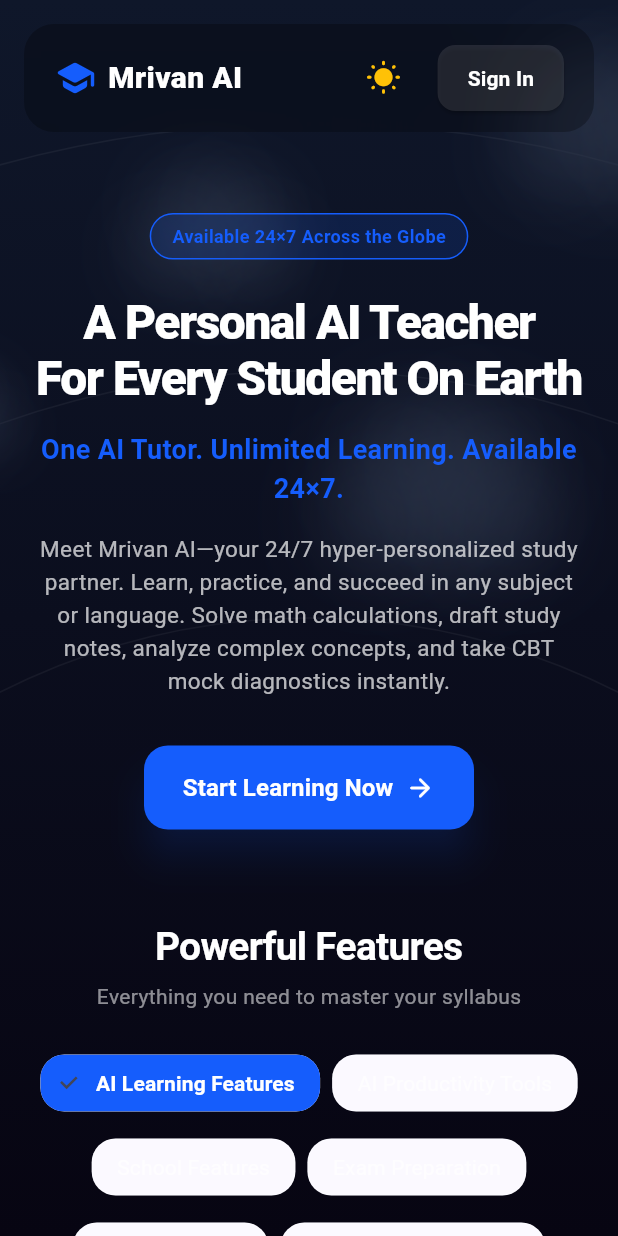
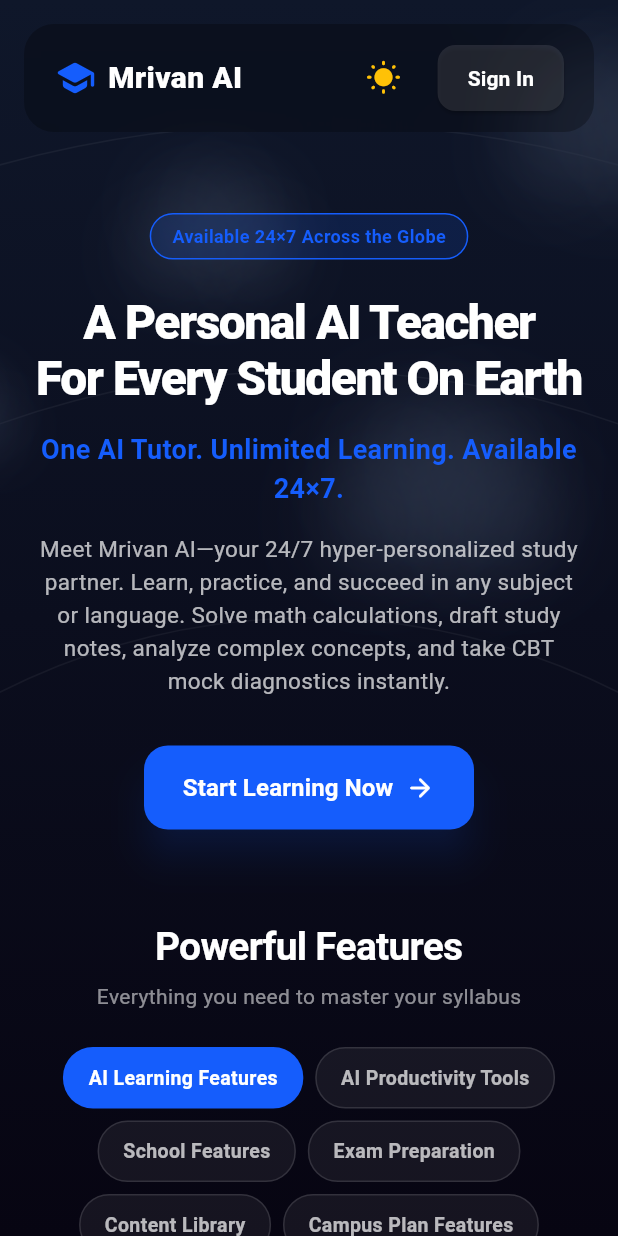
Before and after one commit to ashvinchavara/Mrivan-AI, a Flutter app: the screen it shows after launch, after a tap on the "nights stay" icon, on a phone screen of 412 x 824 dp. Run offline on Flutter 3.47's test engine with Material 3 defaults, Android fonts, the phone set to English and light mode, and no system bars; our stand-ins replace google_sign_in, supabase_flutter; accounts and stored records are empty.

Commit message:
feat: implement horizontal slide in/out animations for pricing cards and resolve styling/contrast issues

```diff
--- a/mrivan_ai/lib/presentation/screens/auth/landing_page.dart
+++ b/mrivan_ai/lib/presentation/screens/auth/landing_page.dart
@@ -313,6 +313,7 @@
           ScrollFadeIn(
             controller: _scrollController,
             delayMs: 0.0,
+            beginOffset: const Offset(-0.15, 0.0),
             child: _buildPricingCard(
               title: 'Free Plan 📚',
               price: 'Free',
@@ -334,6 +335,7 @@
           ScrollFadeIn(
             controller: _scrollController,
             delayMs: 100.0,
+            beginOffset: const Offset(-0.15, 0.0),
             child: _buildPricingCard(
               title: 'Basic Plan ⚡',
               price: '₹99',
@@ -356,6 +358,7 @@
           ScrollFadeIn(
             controller: _scrollController,
             delayMs: 200.0,
+            beginOffset: const Offset(-0.15, 0.0),
             child: _buildPricingCard(
               title: 'Campus Plan 🏫',
               price: '₹49–99',
@@ -381,6 +384,7 @@
           ScrollFadeIn(
             controller: _scrollController,
             delayMs: 300.0,
+            beginOffset: const Offset(-0.15, 0.0),
             child: _buildPricingCard(
               title: 'Pro Student 🚀',
               price: '₹299',
@@ -404,6 +408,7 @@
           ScrollFadeIn(
             controller: _scrollController,
             delayMs: 400.0,
+            beginOffset: const Offset(-0.15, 0.0),
             child: _buildPricingCard(
               title: 'Exam Aspirant 🎯',
               price: '₹499',
@@ -426,6 +431,7 @@
           ScrollFadeIn(
             controller: _scrollController,
             delayMs: 500.0,
+            beginOffset: const Offset(-0.15, 0.0),
             child: _buildPricingCard(
               title: 'Premium AI 🤖',
               price: '₹999',
@@ -525,14 +531,16 @@
                 color: _isDarkMode ? Colors.white54 : Colors.black54,
               ),
             ),
-            const Divider(height: 32),
+            Divider(height: 32, color: _isDarkMode ? Colors.white12 : Colors.black12),
             ...features.map((feat) => Padding(
                   padding: const EdgeInsets.only(bottom: 12.0),
                   child: Row(
                     children: [
                       Icon(
                         Icons.check_circle_rounded,
-                        color: isPremium ? const Color(0xFF155DFC) : Colors.tealAccent.shade400,
+                        color: isPremium
+                            ? const Color(0xFF155DFC)
+                            : (_isDarkMode ? Colors.tealAccent.shade400 : Colors.teal.shade700),
                         size: 18,
                       ),
                       const SizedBox(width: 8),
@@ -557,6 +565,8 @@
                     ? const Color(0xFF155DFC)
                     : Colors.transparent,
                 foregroundColor: isPremium ? Colors.white : (_isDarkMode ? Colors.white : Colors.black87),
+                elevation: 0,
+                shadowColor: Colors.transparent,
                 side: isPremium
                     ? BorderSide.none
                     : BorderSide(color: _isDarkMode ? Colors.white30 : Colors.black26),
@@ -643,12 +653,14 @@
   final Widget child;
   final ScrollController controller;
   final double delayMs;
+  final Offset beginOffset;
 
   const ScrollFadeIn({
     super.key,
     required this.child,
     required this.controller,
     this.delayMs = 0,
+    this.beginOffset = const Offset(0.0, 0.1),
   });
 
   @override
@@ -674,7 +686,7 @@
       CurvedAnimation(parent: _animController, curve: Curves.easeOut),
     );
 
-    _slideAnim = Tween<Offset>(begin: const Offset(0.0, 0.1), end: Offset.zero).animate(
+    _slideAnim = Tween<Offset>(begin: widget.beginOffset, end: Offset.zero).animate(
       CurvedAnimation(parent: _animController, curve: Curves.easeOutCubic),
     );
 
@@ -697,7 +709,7 @@
   }
 
   void _checkVisibility() {
-    if (!mounted || _hasAnimated) return;
+    if (!mounted) return;
 
     final renderBox = context.findRenderObject() as RenderBox?;
     if (renderBox == null || !renderBox.hasSize || !renderBox.attached) return;
@@ -705,16 +717,27 @@
     final position = renderBox.localToGlobal(Offset.zero);
     final screenHeight = MediaQuery.of(context).size.height;
 
-    // Trigger when the top of the element enters 90% of screen height
-    if (position.dy < screenHeight * 0.9 && position.dy > -renderBox.size.height) {
+    // Check if the element is inside the viewport (enters 95% of screen height and is not fully scrolled off)
+    final bool isInViewport = position.dy < screenHeight * 0.95 && position.dy > -renderBox.size.height * 0.8;
+
+    if (isInViewport) {
+      if (!_hasAnimated) {
         setState(() {
           _hasAnimated = true;
         });
         Future.delayed(Duration(milliseconds: widget.delayMs.toInt()), () {
-        if (mounted) {
+          if (mounted && _hasAnimated) {
             _animController.forward();
           }
         });
+      }
+    } else {
+      if (_hasAnimated) {
+        setState(() {
+          _hasAnimated = false;
+        });
+        _animController.reverse();
+      }
     }
   }
 
@@ -895,34 +918,42 @@
               final cat = _categories[index];
               final isSelected = index == _selectedCategoryIndex;
 
-              return ChoiceChip(
-                label: Text(
+              return GestureDetector(
+                onTap: () {
+                  setState(() {
+                    _selectedCategoryIndex = index;
+                  });
+                },
+                child: AnimatedContainer(
+                  duration: const Duration(milliseconds: 250),
+                  padding: const EdgeInsets.symmetric(horizontal: 16, vertical: 10),
+                  decoration: BoxDecoration(
+                    color: isSelected
+                        ? const Color(0xFF155DFC)
+                        : (widget.isDarkMode
+                            ? Colors.white.withValues(alpha: 0.06)
+                            : Colors.black.withValues(alpha: 0.04)),
+                    borderRadius: BorderRadius.circular(20),
+                    border: Border.all(
+                      color: isSelected
+                          ? Colors.transparent
+                          : (widget.isDarkMode
+                              ? Colors.white.withValues(alpha: 0.12)
+                              : Colors.black.withValues(alpha: 0.08)),
+                      width: 1,
+                    ),
+                  ),
+                  child: Text(
                     cat['name'] as String,
                     style: TextStyle(
-                    fontWeight: isSelected ? FontWeight.bold : FontWeight.normal,
+                      fontSize: 13,
+                      fontWeight: isSelected ? FontWeight.bold : FontWeight.w600,
                       color: isSelected
                           ? Colors.white
                           : (widget.isDarkMode ? Colors.white70 : Colors.black87),
                     ),
                   ),
-                selected: isSelected,
-                selectedColor: const Color(0xFF155DFC),
-                backgroundColor: widget.isDarkMode ? Colors.white10 : Colors.black.withValues(alpha: 0.05),
-                shape: RoundedRectangleBorder(
-                  borderRadius: BorderRadius.circular(16),
-                  side: BorderSide(
-                    color: isSelected
-                        ? Colors.transparent
-                        : (widget.isDarkMode ? Colors.white12 : Colors.black12),
                 ),
-                ),
-                onSelected: (selected) {
-                  if (selected) {
-                    setState(() {
-                      _selectedCategoryIndex = index;
-                    });
-                  }
-                },
               );
             }),
           ),
```
Also changed, not shown: 2 other files. Lines whose indentation alone changed are shown as unchanged.
